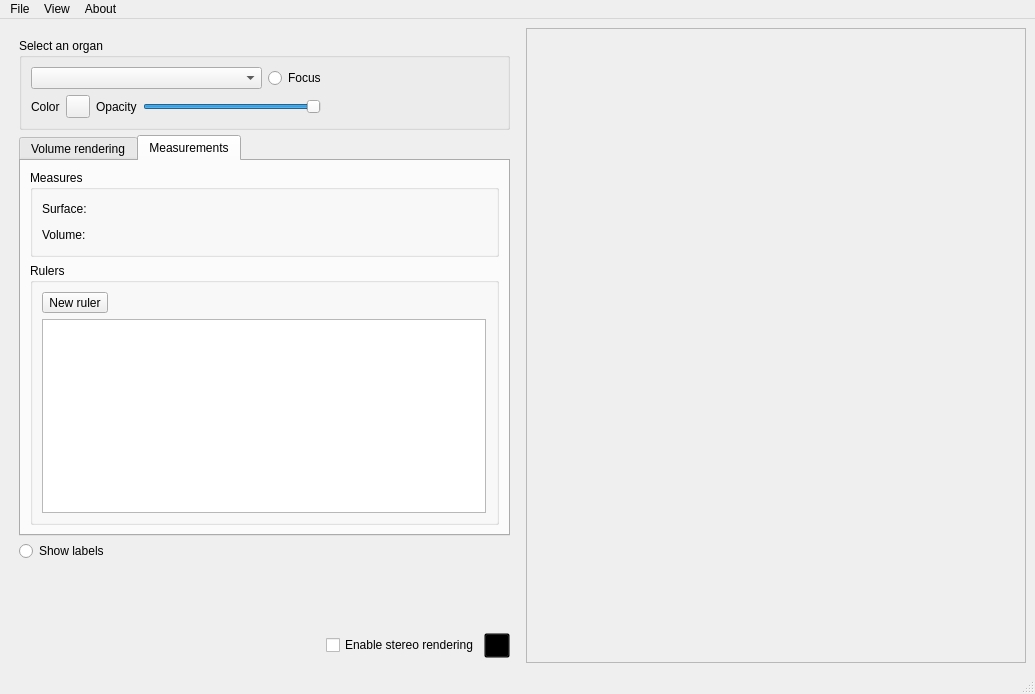
binarypillow/CM2006-2023, file app/ui/main_interface.ui: the form before one commit.
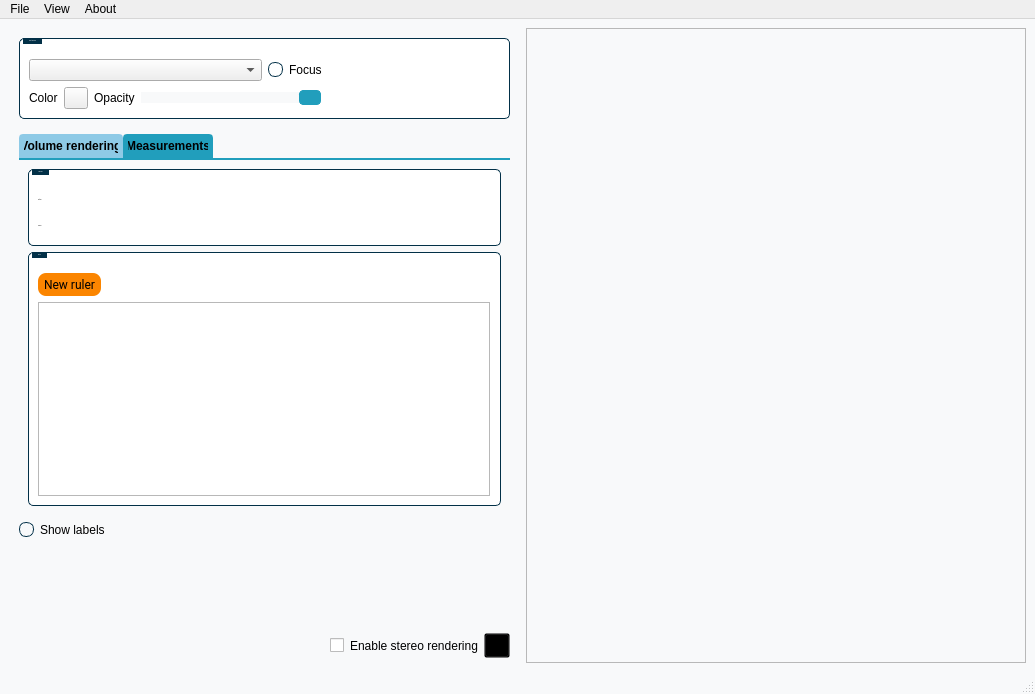
The form after the commit. The open tabs and pages were chosen to show the change. Icons and pictures are not drawn.

```diff
--- a/app/ui/main_interface.ui
+++ b/app/ui/main_interface.ui
@@ -14,8 +14,195 @@
    <string>MainWindow</string>
   </property>
   <property name="styleSheet">
-   <string notr="true">QToolButton#stereo_param_button {
+   <string notr="true">QSlider::groove:horizontal {
+	border: none;
+	background: #F8F9FA;
+	margin: 2px 0;
+}
+
+QSlider::handle:horizontal {
+	background: none;
+	border: 1px solid #219ebc;
+	background-color: #219ebc;
+	width: 20px;
+	margin: -2px 0;
+	border-radius: 4px;
+}
+
+QSlider::groove:vertical {
+	border: none;
+	background: #F8F9FA;
+	margin: 2px 0;
+}
+
+QSlider::handle:vertical {
+	background: none;
+	border: 1px solid #219ebc;
+	background-color: #219ebc;
+	height: 20px;
+	margin: -2px 0;
+	border-radius: 4px;
+}
+
+QTabWidget::pane {
+    border-top: 2px solid #219ebc;
+}
+
+QTabBar::tab {
+    border: 2px solid #8ecae6;
+	 background-color: #8ecae6;
+    border-top-left-radius: 4px;
+    border-top-right-radius: 4px;
+    min-width: 17ex;
+    padding: 3px;
+	color: black;
+	font-weight: bold;
+}
+
+QTabBar::tab:selected {
+    background-color: #219ebc;
+	border-color: #219ebc;
+}
+
+
+QToolButton#stereo_param_button {
 	background-color: transparent;
+}
+QMainWindow {
+	background-color: #F8F9FA;
+}
+
+QLineEdit {
+	border: 1px solid #023047;
+	border-radius: 5px;
+	font: 10px 'Roboto', sans-serif;
+	color: #023047;
+	background-color: white;
+}
+
+QLabel {
+    font: 11px 'Roboto', sans-serif;
+    color: black;
+}
+
+QScrollArea {
+    background-color: white;
+    border: trasparent;
+}
+
+QVBoxLayout {
+    background-color: white;
+    border: trasparent;
+}
+
+QScrollBar::handle:vertical {
+    background-color: #219EBC;
+    min-height: 10px;
+    border-radius: 6px;
+}
+
+QScrollBar:vertical {
+    width: 12px;
+    border-radius: 0px;
+}
+
+QScrollBar::add-line:vertical{
+    height: 0px;
+    background: trasparent;
+}
+
+QGroupBox {
+    border: 1px solid #023047;
+    border-radius: 5px;
+    margin-top: 1ex;
+    font: 12px 'Roboto', sans-serif;
+    color: white;
+	background-color: white;
+}
+
+QGroupBox::title {
+    subcontrol-origin: margin;
+    subcontrol-position: top left;
+    left: 4px;
+    padding: 2px 6px 2px 6px;
+    color: white;
+    background-color: #023047;
+    border-radius: 6px;
+}
+
+QGroupBox:disabled {
+    border: 1px solid rgba(2, 48, 71, 0.5);
+    border-radius: 5px;
+    margin-top: 1ex;
+    font: 12px 'Roboto', sans-serif;
+    color: white;
+}
+
+QGroupBox::title {
+    subcontrol-origin: margin;
+    subcontrol-position: top left;
+    left: 4px;
+    padding: 2px 6px 2px 6px;
+    color: white;
+    background-color: #023047;
+    border-radius: 6px;
+}
+
+QPushButton#update_button{
+    font: 12px;
+    font-family: 'Roboto', sans-serif;
+	 color: black;
+    background-color: #FB8500;
+    border-radius: 12px;
+	 width: 60px;
+    height: 25px;
+}
+
+QToolButton#newruler_button{
+    font: 12px;
+    font-family: 'Roboto', sans-serif;
+	 color: black;
+    background-color: #FB8500;
+    border-radius: 8px;
+	 width: 60px;
+    height: 20px;
+}
+
+QToolButton:disabled#newruler_button{
+    font: 12px;
+    font-family: 'Roboto', sans-serif;
+	 color: rgba(0,0,0,0.5);
+    background-color:rgba( 251, 133, 0, 0.5);
+    border-radius: 8px;
+	 width: 60px;
+    height: 20px;
+}
+
+QPushButton:disabled#update_button{
+    font: 12px;
+    font-family: 'Roboto', sans-serif;
+	 color: rgba(0,0,0,0.5);
+    background-color:rgba( 251, 133, 0, 0.5);
+    border-radius: 12px;
+	 width: 60px;
+    height: 25px;
+}
+
+QRadioButton::indicator {
+    width: 13px;
+    height: 13px;
+    border-radius: 7px;
+    border: 1px solid #023047;
+}
+
+QRadioButton::indicator:checked {
+    background-color: #FB8500;
+}
+
+QCheckBox::indicator:checked{
+    background-color: #FB8500;
+    border: 1px solid #023047;
+    border-radius: 4px;
 }</string>
   </property>
   <widget class="QWidget" name="centralwidget">
@@ -47,7 +234,10 @@
         </property>
         <property name="font">
          <font>
+          <family>Roboto,sans-serif</family>
+          <pointsize>-1</pointsize>
           <weight>50</weight>
+          <italic>false</italic>
           <bold>false</bold>
          </font>
         </property>
@@ -55,6 +245,9 @@
          <string>Select an organ</string>
         </property>
         <layout class="QVBoxLayout" name="verticalLayout_3">
+         <property name="topMargin">
+          <number>20</number>
+         </property>
          <item>
           <layout class="QHBoxLayout" name="horizontalLayout_6">
            <item>
@@ -108,9 +301,12 @@
             </widget>
            </item>
            <item>
-            <widget class="QToolButton" name="color_button">
-             <property name="enabled">
-              <bool>true</bool>
+            <widget class="QPushButton" name="color_button">
+             <property name="maximumSize">
+              <size>
+               <width>24</width>
+               <height>24</height>
+              </size>
              </property>
              <property name="text">
               <string/>
@@ -179,6 +375,22 @@
         </layout>
        </widget>
       </item>
+      <item>
+       <spacer name="verticalSpacer_2">
+        <property name="orientation">
+         <enum>Qt::Vertical</enum>
+        </property>
+        <property name="sizeType">
+         <enum>QSizePolicy::Fixed</enum>
+        </property>
+        <property name="sizeHint" stdset="0">
+         <size>
+          <width>20</width>
+          <height>10</height>
+         </size>
+        </property>
+       </spacer>
+      </item>
       <item>
        <widget class="QTabWidget" name="tabWidget">
         <property name="enabled">
@@ -363,7 +575,10 @@
            <widget class="QGroupBox" name="measures_group">
             <property name="font">
              <font>
+              <family>Roboto,sans-serif</family>
+              <pointsize>-1</pointsize>
               <weight>50</weight>
+              <italic>false</italic>
               <bold>false</bold>
              </font>
             </property>
@@ -371,6 +586,9 @@
              <string>Measures</string>
             </property>
             <layout class="QVBoxLayout" name="verticalLayout_5">
+             <property name="topMargin">
+              <number>20</number>
+             </property>
              <item>
               <layout class="QHBoxLayout" name="horizontalLayout_7">
                <item>
@@ -440,7 +658,10 @@
            <widget class="QGroupBox" name="groupBox_2">
             <property name="font">
              <font>
+              <family>Roboto,sans-serif</family>
+              <pointsize>-1</pointsize>
               <weight>50</weight>
+              <italic>false</italic>
               <bold>false</bold>
              </font>
             </property>
@@ -451,6 +672,9 @@
              <property name="sizeConstraint">
               <enum>QLayout::SetDefaultConstraint</enum>
              </property>
+             <property name="topMargin">
+              <number>20</number>
+             </property>
              <property name="rightMargin">
               <number>10</number>
              </property>
```
Left out of the diff: 55 changed lines with no effect on the pictures.
